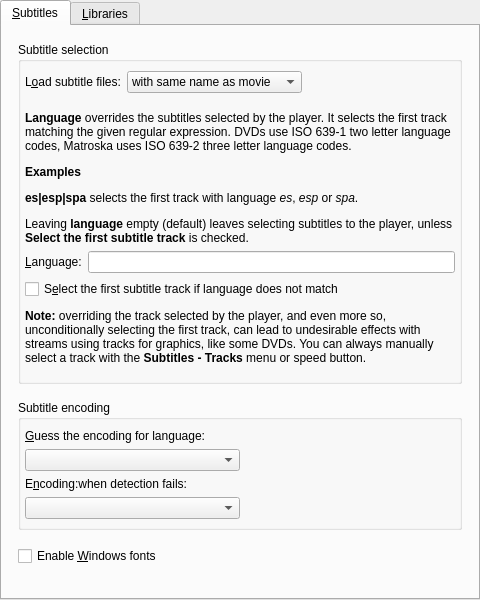
wilbert2000/wzplayer, file src/gui/pref/subtitles.ui: the form before one commit.
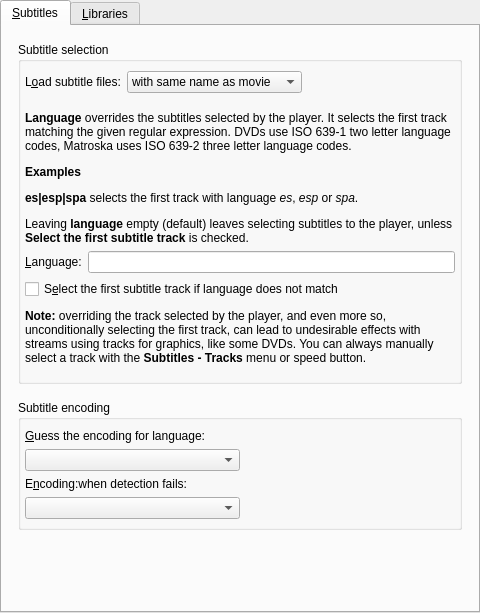
The form after the commit. Custom widgets are drawn as their Qt base class.

Commit message: Remove support for Windows font file

Patch:
```diff
--- a/src/gui/pref/subtitles.ui
+++ b/src/gui/pref/subtitles.ui
@@ -7,7 +7,7 @@
     <x>0</x>
     <y>0</y>
     <width>480</width>
-    <height>600</height>
+    <height>613</height>
    </rect>
   </property>
   <property name="windowTitle">
@@ -332,13 +332,6 @@
          </layout>
         </widget>
        </item>
-       <item>
-        <widget class="QCheckBox" name="windowsfontdir_check">
-         <property name="text">
-          <string>Enable &amp;Windows fonts</string>
-         </property>
-        </widget>
-       </item>
        <item>
         <spacer name="verticalSpacer">
          <property name="orientation">
```
Left out of the diff: 1 changed line with no effect on the pictures. The commit also changes 8 other files.
